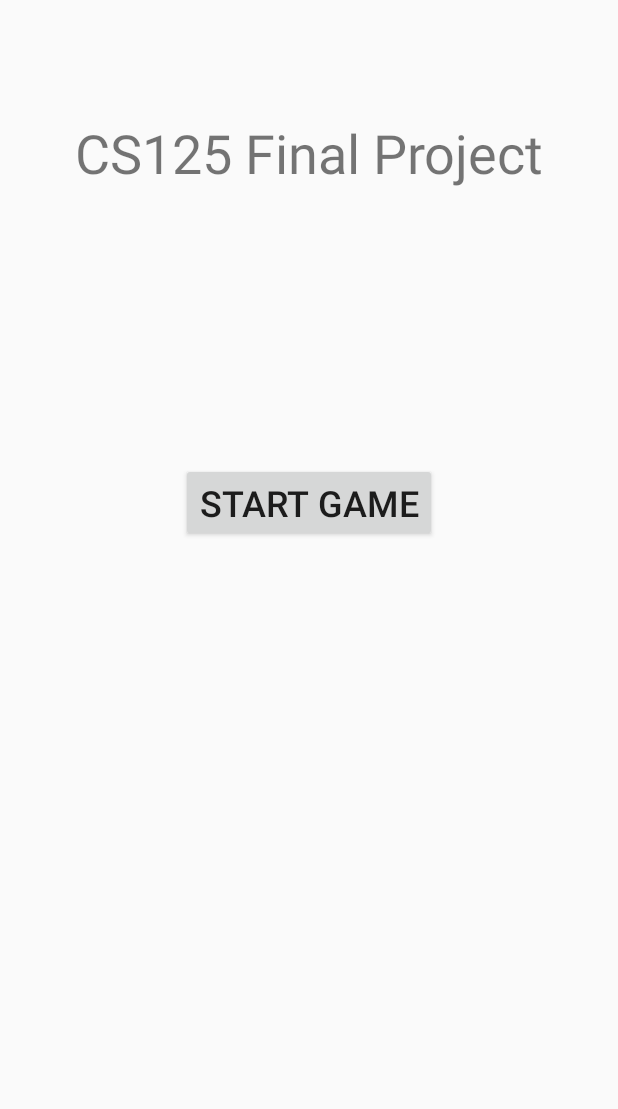
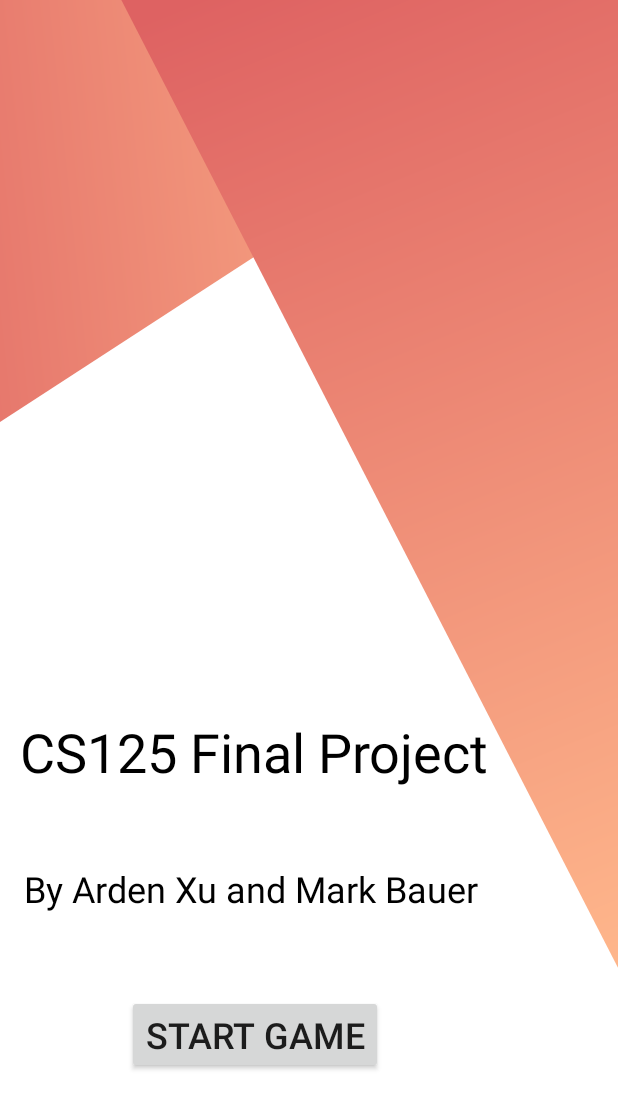
Before and after one commit to MarkBauer5/FinalProject, an Android app: the screen it shows after launch (MainActivity), on a phone screen of 412 x 824 dp. Shown: the top 1109 px of the screen. Run offline under Robolectric (Android 15) with nearby library versions, the phone set to English and light mode, and no system bars.

Commit message:
testing different screen sizes

```diff
--- /dev/null
+++ b/app/src/main/res/drawable/ic_background.xml
@@ -0,0 +1,38 @@
+<vector xmlns:android="http://schemas.android.com/apk/res/android"
+    xmlns:aapt="http://schemas.android.com/aapt"
+    android:width="360dp"
+    android:height="640dp"
+    android:viewportWidth="360"
+    android:viewportHeight="640">
+  <path
+      android:pathData="M0,0h360v640h-360z"
+      android:fillColor="#fff"/>
+  <path
+      android:pathData="M0.001,0h360v10.634l-360,207.846Z">
+    <aapt:attr name="android:fillColor">
+      <gradient
+          android:startY="6.1174397"
+          android:startX="309.601"
+          android:endY="58.989597"
+          android:endX="-134.99901"
+          android:type="linear">
+        <item android:offset="0" android:color="#FFFFB88C"/>
+        <item android:offset="1" android:color="#FFDE6262"/>
+      </gradient>
+    </aapt:attr>
+  </path>
+  <path
+      android:pathData="M70.674,0L360,0L360,501.127Z">
+    <aapt:attr name="android:fillColor">
+      <gradient
+          android:startY="-30.568748"
+          android:startX="197.39879"
+          android:endY="501.127"
+          android:endX="387.7753"
+          android:type="linear">
+        <item android:offset="0" android:color="#FFDE6262"/>
+        <item android:offset="1" android:color="#FFFFB88C"/>
+      </gradient>
+    </aapt:attr>
+  </path>
+</vector>
--- a/app/src/main/res/layout/activity_main.xml
+++ b/app/src/main/res/layout/activity_main.xml
@@ -4,18 +4,34 @@
     xmlns:tools="http://schemas.android.com/tools"
     android:layout_width="match_parent"
     android:layout_height="match_parent"
-    tools:context=".MainActivity">
+    tools:context=".MainActivity"
+    android:background ="@drawable/ic_background">
 
     <TextView
         android:layout_width="wrap_content"
         android:layout_height="wrap_content"
         android:text="CS125 Final Project"
+        android:textColor="#000000"
         android:textSize="36sp"
         app:layout_constraintBottom_toBottomOf="parent"
+        app:layout_constraintHorizontal_bias="0.136"
         app:layout_constraintLeft_toLeftOf="parent"
         app:layout_constraintRight_toRightOf="parent"
         app:layout_constraintTop_toTopOf="parent"
-        app:layout_constraintVertical_bias="0.1" />
+        app:layout_constraintVertical_bias="0.615" />
+
+    <TextView
+        android:layout_width="wrap_content"
+        android:layout_height="wrap_content"
+        android:text="By Arden Xu and Mark Bauer"
+        android:textColor="#000000"
+        android:textSize="24sp"
+        app:layout_constraintBottom_toBottomOf="parent"
+        app:layout_constraintHorizontal_bias="0.148"
+        app:layout_constraintLeft_toLeftOf="parent"
+        app:layout_constraintRight_toRightOf="parent"
+        app:layout_constraintTop_toTopOf="parent"
+        app:layout_constraintVertical_bias="0.728" />
 
     <Button
         android:id="@+id/start_btn"
@@ -24,9 +40,10 @@
         android:text="Start Game"
         android:textSize="24sp"
         app:layout_constraintBottom_toBottomOf="parent"
+        app:layout_constraintHorizontal_bias="0.35"
         app:layout_constraintLeft_toLeftOf="parent"
         app:layout_constraintRight_toRightOf="parent"
         app:layout_constraintTop_toTopOf="parent"
-        app:layout_constraintVertical_bias="0.4" />
+        app:layout_constraintVertical_bias="0.86" />
 
 </androidx.constraintlayout.widget.ConstraintLayout>
```
